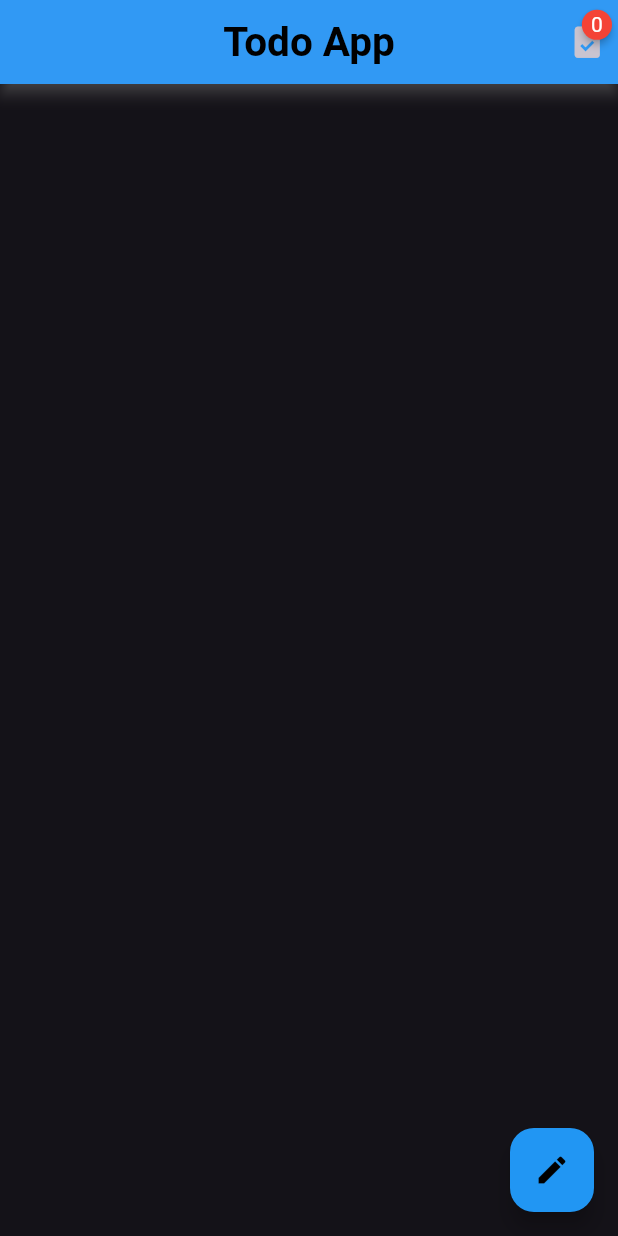
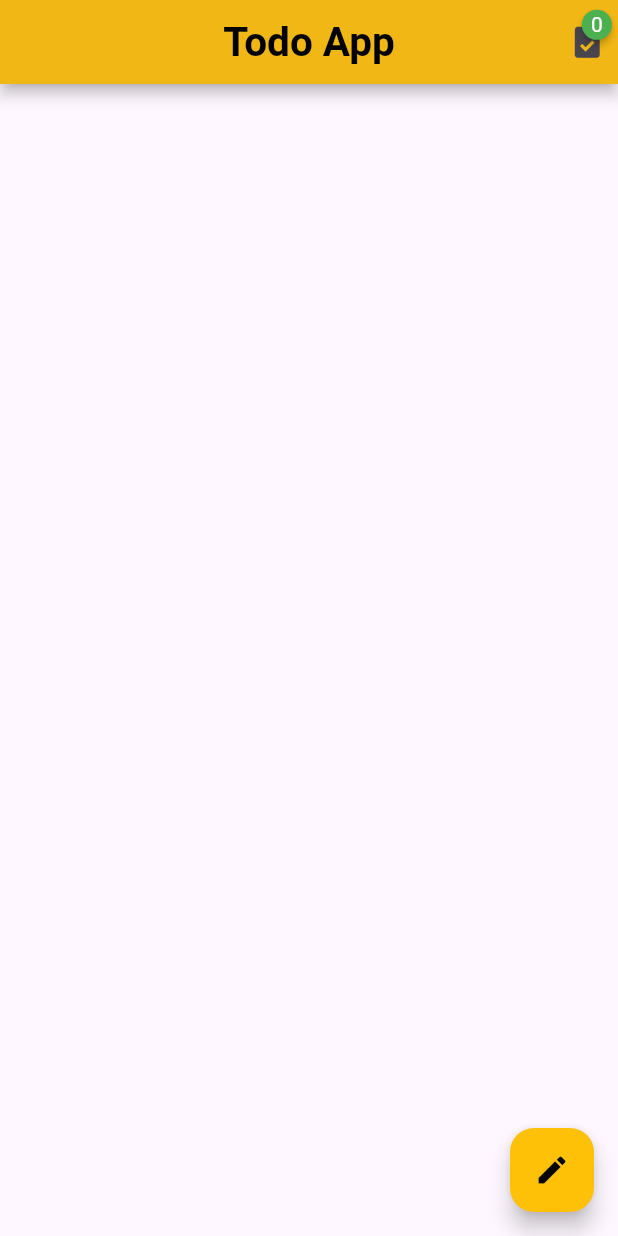
Before and after one commit to Sadman-123/Todo_App_Flutter, a Flutter app: the screen it shows after launch, on a phone screen of 412 x 824 dp. Run offline on Flutter 3.47's test engine with Material 3 defaults, Android fonts, the phone set to English and light mode, and no system bars; drawn by our look-alikes of badges; missing offline and left inert: animated_snack_bar.

Commit message:
Theme changes

```diff
--- a/lib/main.dart
+++ b/lib/main.dart
@@ -84,7 +84,7 @@ class Main extends StatelessWidget{
               contentTextStyle: TextStyle(color: Colors.white)
           )
       ),
-      themeMode: ThemeMode.dark,
+      themeMode: ThemeMode.system,
       home: Task(),
     );
   }
--- a/pubspec.yaml
+++ b/pubspec.yaml
@@ -40,6 +40,7 @@ dev_dependencies:
   badges: ^3.1.2
   rename_app: ^1.6.1
   animated_snack_bar: ^0.4.0
+  mongo_dart: ^0.10.3
   flutter_test:
     sdk: flutter
 
```
Also changed, not shown: pubspec.lock.
